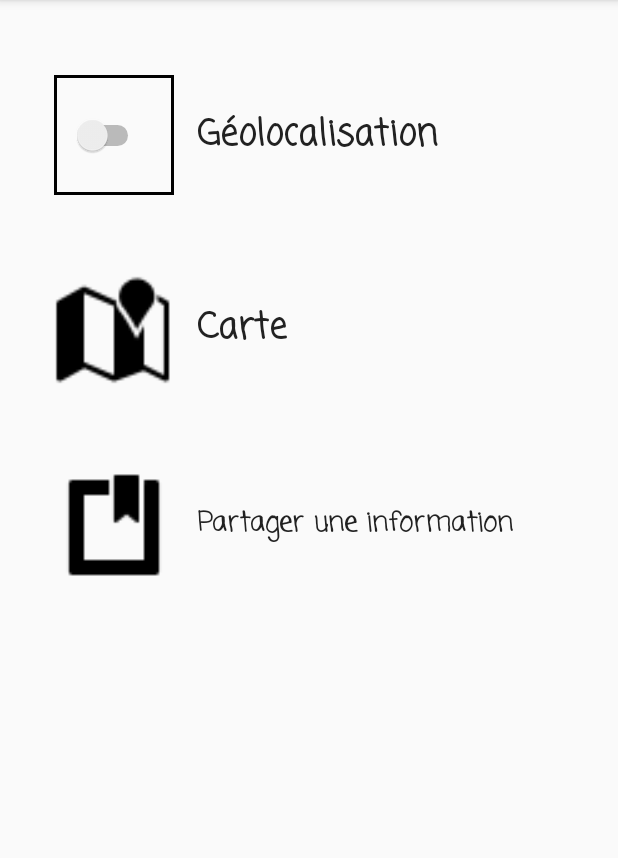
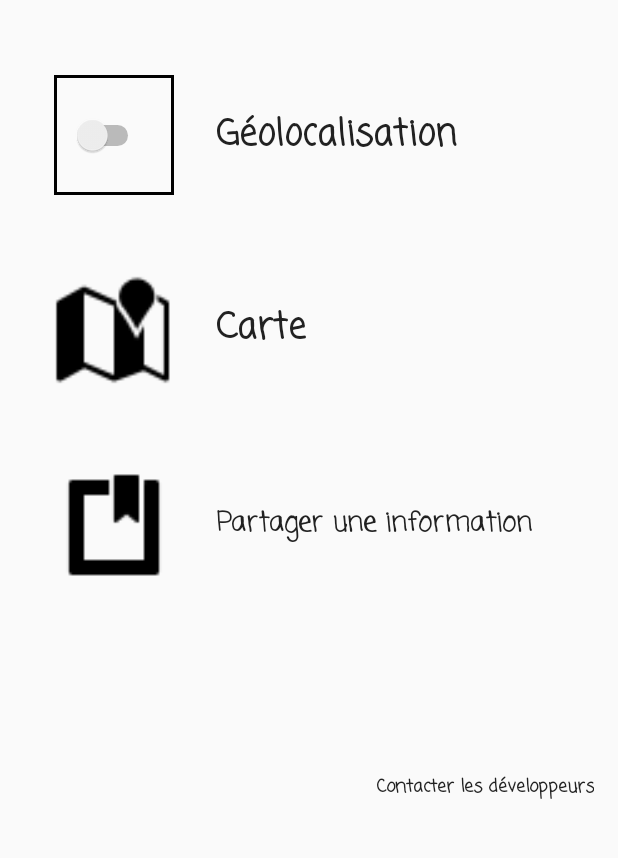
Before and after one commit to LanouxNicolas/IHM_TD4_Bateaux, an Android app: the screen it shows after launch (MainActivity), on a phone screen of 412 x 824 dp, the part 135-993 px from its top. Run offline under Robolectric (Android 15) with nearby library versions, the phone set to English and light mode, and no system bars.

Commit message:
#8 #9 #10

```diff
--- a/app/src/main/java/com/ihm/seawatch/activities/MainActivity.java
+++ b/app/src/main/java/com/ihm/seawatch/activities/MainActivity.java
@@ -1,12 +1,17 @@
 package com.ihm.seawatch.activities;
 
+import android.content.Intent;
 import android.os.Bundle;
+import android.util.Log;
+import android.view.Menu;
+import android.view.MenuItem;
+import android.view.View;
+import android.widget.TextView;
+
 import androidx.appcompat.app.AppCompatActivity;
 import androidx.appcompat.widget.Toolbar;
-import android.view.Menu;
-import android.view.MenuItem;
 
-import com.example.myapplication.R;
+import com.ihm.seawatch.R;
 
 public class MainActivity extends AppCompatActivity {
 
@@ -16,6 +21,13 @@ public class MainActivity extends AppCompatActivity {
         setContentView(R.layout.activity_main);
         Toolbar toolbar = findViewById(R.id.toolbar);
         setSupportActionBar(toolbar);
+        getSupportActionBar().setDisplayShowTitleEnabled(false);
+        findViewById(R.id.AppName).setOnClickListener(new View.OnClickListener() {
+            @Override
+            public void onClick(View view) {
+                onBackPressed(); // Close the app if we're in HomePage
+            }
+        });
     }
 
     @Override
@@ -29,11 +41,6 @@ public class MainActivity extends AppCompatActivity {
         // Handle action bar item clicks here. The action bar will
         // automatically handle clicks on the Home/Up button, so long
         // as you specify a parent activity in AndroidManifest.xml.
-        int id = item.getItemId();
-
-        if (id == R.id.action_settings) {
-            return true;
-        }
         return super.onOptionsItemSelected(item);
     }
 }
--- a/app/src/main/java/com/ihm/seawatch/fragments/MapDetails.java
+++ b/app/src/main/java/com/ihm/seawatch/fragments/MapDetails.java
@@ -4,11 +4,12 @@ import android.os.Bundle;
 import android.view.LayoutInflater;
 import android.view.View;
 import android.view.ViewGroup;
+
 import androidx.annotation.NonNull;
 import androidx.fragment.app.Fragment;
 import androidx.navigation.fragment.NavHostFragment;
 
-import com.example.myapplication.R;
+import com.ihm.seawatch.R;
 
 public class MapDetails extends Fragment {
 
--- a/app/src/main/java/com/ihm/seawatch/fragments/Toolbar.java
+++ b/app/src/main/java/com/ihm/seawatch/fragments/Toolbar.java
@@ -4,14 +4,16 @@ import android.os.Bundle;
 import android.view.LayoutInflater;
 import android.view.View;
 import android.view.ViewGroup;
+import android.widget.TextView;
 
 import androidx.annotation.NonNull;
 import androidx.fragment.app.Fragment;
 import androidx.navigation.fragment.NavHostFragment;
 
-import com.example.myapplication.R;
+import com.ihm.seawatch.R;
 
 public class Toolbar extends Fragment {
+
     @Override
     public View onCreateView(LayoutInflater inflater, ViewGroup container, Bundle savedInstanceState) {
         return inflater.inflate(R.layout.toolbar, container, false);
--- a/app/src/main/res/layout/activity_main.xml
+++ b/app/src/main/res/layout/activity_main.xml
@@ -1,10 +1,31 @@
 <?xml version="1.0" encoding="utf-8"?>
 <RelativeLayout xmlns:android="http://schemas.android.com/apk/res/android"
-    xmlns:app="http://schemas.android.com/apk/res-auto"
     xmlns:tools="http://schemas.android.com/tools"
     android:layout_width="match_parent"
     android:layout_height="match_parent"
     tools:context="com.ihm.seawatch.activities.MainActivity">
+
+    <androidx.appcompat.widget.Toolbar
+        android:id="@+id/toolbar"
+        android:layout_width="match_parent"
+        android:layout_height="90sp"
+        android:background="@color/colorPrimary">
+
+        <!--  Modify the font properties here (general) -->
+        <TextView
+            android:id="@+id/AppName"
+            android:layout_width="wrap_content"
+            android:layout_height="60sp"
+            android:layout_marginTop="20sp"
+            android:layout_gravity="center"
+            android:fontFamily="casual"
+            android:text="@string/sea_watch"
+            android:textAlignment="center"
+            android:textColor="@color/white"
+            android:textSize="40sp"
+            android:textStyle="bold" />
+
+    </androidx.appcompat.widget.Toolbar>
 
     <!-- Appbar Layout  -->
     <com.google.android.material.appbar.AppBarLayout
@@ -13,11 +34,6 @@
         android:layout_height="wrap_content"
         android:theme="@style/AppTheme.AppBarOverlay">
 
-        <!--Import Toolbar layout-->
-        <include
-            android:id="@+id/bar"
-            layout="@layout/toolbar"/>
-
     </com.google.android.material.appbar.AppBarLayout>
 
     <!-- Import content_main layout -->
--- a/app/src/main/res/layout/fragment_homepage.xml
+++ b/app/src/main/res/layout/fragment_homepage.xml
@@ -34,7 +34,6 @@
         android:textSize="24sp"
         android:textStyle="bold"
         app:layout_constraintEnd_toEndOf="parent"
-        app:layout_constraintHorizontal_bias="0.272"
         app:layout_constraintStart_toEndOf="@+id/gpsSwitch"
         app:layout_constraintTop_toTopOf="parent" />
 
@@ -62,7 +61,6 @@
         android:textSize="24sp"
         android:textStyle="bold"
         app:layout_constraintEnd_toEndOf="parent"
-        app:layout_constraintHorizontal_bias="0.272"
         app:layout_constraintStart_toEndOf="@+id/button_map"
         app:layout_constraintTop_toTopOf="parent" />
 
@@ -90,8 +88,23 @@
         android:textSize="18sp"
         android:textStyle="bold"
         app:layout_constraintEnd_toEndOf="parent"
-        app:layout_constraintHorizontal_bias="0.272"
         app:layout_constraintStart_toEndOf="@+id/button_post"
         app:layout_constraintTop_toTopOf="parent" />
 
+    <TextView
+        android:id="@+id/contact_dev"
+        android:layout_width="wrap_content"
+        android:layout_height="wrap_content"
+        android:layout_marginTop="580dp"
+        android:layout_marginEnd="16dp"
+        android:fontFamily="casual"
+        android:paddingTop="25sp"
+        android:text="@string/contact_dev"
+        android:textAllCaps="false"
+        android:textAppearance="@style/TextAppearance.AppCompat.Large"
+        android:textSize="12sp"
+        android:textStyle="bold"
+        app:layout_constraintEnd_toEndOf="parent"
+        app:layout_constraintTop_toTopOf="parent" />
+
 </androidx.constraintlayout.widget.ConstraintLayout>
--- a/app/src/main/res/layout/fragment_map_details.xml
+++ b/app/src/main/res/layout/fragment_map_details.xml
@@ -1,8 +1,6 @@
 <?xml version="1.0" encoding="utf-8"?>
-<androidx.constraintlayout.widget.ConstraintLayout
-    xmlns:android="http://schemas.android.com/apk/res/android"
+<androidx.constraintlayout.widget.ConstraintLayout xmlns:android="http://schemas.android.com/apk/res/android"
     xmlns:app="http://schemas.android.com/apk/res-auto"
-    xmlns:tools="http://schemas.android.com/tools"
     android:layout_width="match_parent"
     android:layout_height="match_parent">
 
--- a/app/src/main/res/layout/fragment_post.xml
+++ b/app/src/main/res/layout/fragment_post.xml
@@ -215,7 +215,7 @@
         android:dropDownWidth="match_parent"
         android:entries="@array/windDirection"
         android:spinnerMode="dropdown"
-        app:layout_constraintStart_toEndOf="@+id/post_corant"
+        app:layout_constraintStart_toEndOf="@+id/post_courant"
         app:layout_constraintTop_toTopOf="parent" />
 
     <TextView
@@ -275,7 +275,7 @@
         app:layout_constraintTop_toTopOf="parent" />
 
     <TextView
-        android:id="@+id/post_corant"
+        android:id="@+id/post_courant"
         android:layout_width="wrap_content"
         android:layout_height="wrap_content"
         android:layout_marginStart="48dp"
--- a/app/src/main/res/layout/toolbar.xml
+++ b/app/src/main/res/layout/toolbar.xml
@@ -1,14 +1,11 @@
 <?xml version="1.0" encoding="utf-8"?>
-<!--这里我选择不用它自带的Action Bar, 而是可以自定义的Toolbar来代替. 在gradle(Module:app)里面增加了点东
-    西，然后我用 菜单栏 -> Refactor -> Migrate to AndroidX 来兼容这个androidx.appcompat.widget.Toolbar
-    类型, 这个Toolbar是用作你们这个项目的标题的. 背景颜色在values->colors.xml里面改 -->
 <androidx.appcompat.widget.Toolbar xmlns:android="http://schemas.android.com/apk/res/android"
     android:id="@+id/toolbar"
     android:layout_width="match_parent"
     android:layout_height="90sp"
     android:background="@color/colorPrimary">
 
-    <!--  在这修改字体属性(通用) -->
+    <!--  Modify the font properties here (general) -->
     <TextView
         android:id="@+id/AppName"
         android:layout_width="wrap_content"
--- a/app/src/main/res/menu/menu_main.xml
+++ b/app/src/main/res/menu/menu_main.xml
@@ -1,10 +1,5 @@
 <menu xmlns:android="http://schemas.android.com/apk/res/android"
     xmlns:app="http://schemas.android.com/apk/res-auto"
     xmlns:tools="http://schemas.android.com/tools"
-    tools:context="com.example.myapplication.com.ihm.seawatch.activities.MainActivity">
-    <item
-        android:id="@+id/action_settings"
-        android:orderInCategory="100"
-        android:title="@string/action_settings"
-        app:showAsAction="never" />
+    tools:context="com.ihm.seawatch.activities.MainActivity">
 </menu>
--- a/app/src/main/res/values/strings.xml
+++ b/app/src/main/res/values/strings.xml
@@ -1,7 +1,7 @@
 <resources>
-    <string name="action_settings">Settings</string>
+    <string name="action_settings">Paramètres</string>
     <!-- Strings used for fragments for navigation -->
-    <string name="next">Next</string>
+    <string name="next">Suivant</string>
 
     <string name="hello_first_fragment">Hello first fragment</string>
     <string name="hello_second_fragment">Hello second fragment. Arg: %1$s</string>
@@ -18,6 +18,7 @@
     <string name="location">Géolocalisation</string>
     <string name="mapToggle">Carte</string>
     <string name="post">Partager une information</string>
+    <string name="contact_dev">Contacter les développeurs</string>
     <string name="sea_watch">Sea Watch</string>
 
     <!--  Map Page Strings  -->
```
Also changed, not shown: app/src/main/AndroidManifest.xml (+6 -2 lines), app/src/main/java/com/ihm/seawatch/fragments/HomePage.java (+25 -5 lines), app/src/main/java/com/ihm/seawatch/fragments/Map.java (+13 -9 lines), app/src/main/java/com/ihm/seawatch/fragments/Post.java (+5 -4 lines), 2 other files.
